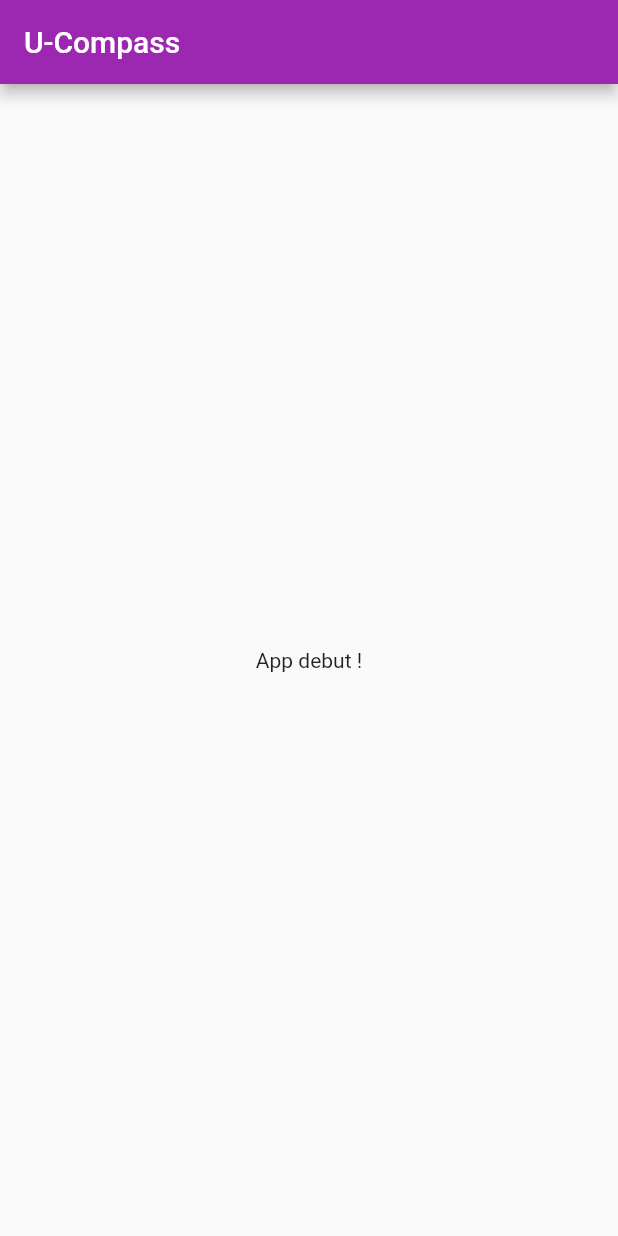
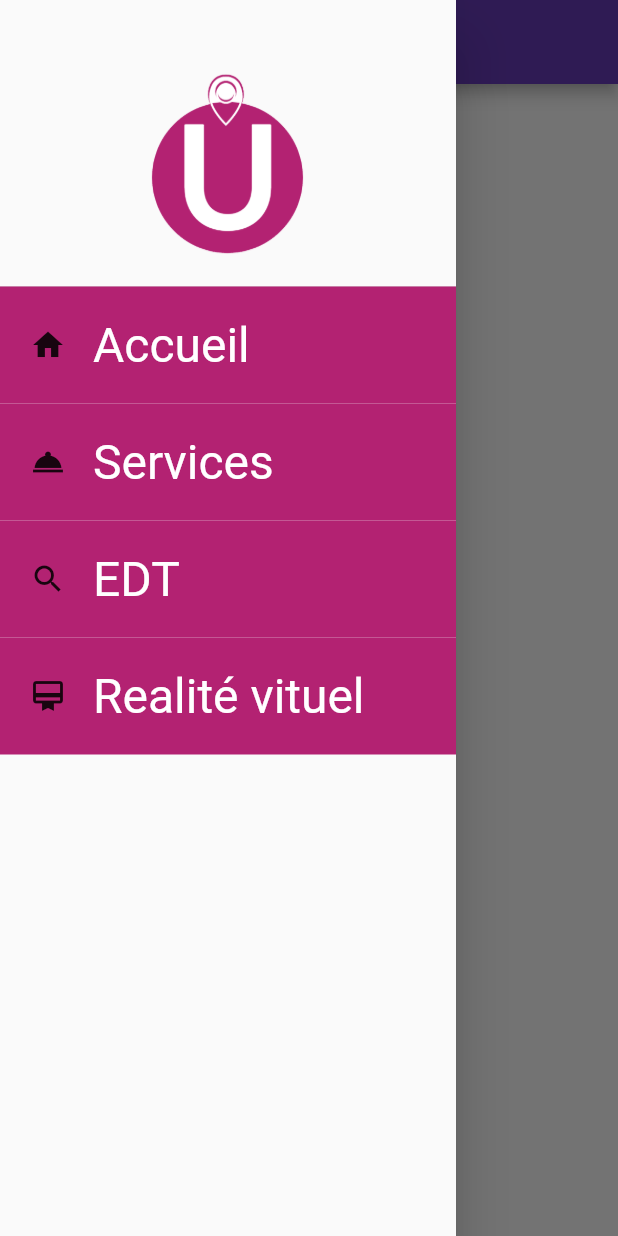
Before and after one commit to cherift/uCompass, a Flutter app: the screen it shows after launch, with the side drawer open (before the commit the screen has no drawer), on a phone screen of 412 x 824 dp. Run offline on Flutter 3.47's test engine with Material 2 defaults, Android fonts, the phone set to English and light mode, and no system bars.

Commit message:
ajout du menu de navigation

```diff
--- a/u_compass/lib/main.dart
+++ b/u_compass/lib/main.dart
@@ -19,7 +19,7 @@ class MyApp extends StatelessWidget {
         // or simply save your changes to "hot reload" in a Flutter IDE).
         // Notice that the counter didn't reset back to zero; the application
         // is not restarted.
-        primarySwatch: Colors.purple,
+        primarySwatch: Colors.deepPurple,
       ),
       routes: {
         MainScreen.routeName : (ctx)=> MainScreen()
--- a/u_compass/lib/screens/main_screen.dart
+++ b/u_compass/lib/screens/main_screen.dart
@@ -1,4 +1,5 @@
 import 'package:flutter/material.dart';
+import 'package:u_compass/widgets/drawer_menu.dart';
 
 
 
@@ -11,6 +12,7 @@ class MainScreen extends StatelessWidget {
       appBar: AppBar(
         title: Text("U-Compass"),
       ),
+      drawer: Menu(),
       body: Center(
         child: Text("App debut !"),
       ),
--- /dev/null
+++ b/u_compass/lib/widgets/drawer_menu.dart
@@ -0,0 +1,44 @@
+import 'package:flutter/material.dart';
+
+
+class Menu extends StatelessWidget {
+  @override
+  Widget build(BuildContext context) {
+    return Drawer(
+      child: ListView(
+        children: <Widget>[
+          DrawerHeader(
+            margin: EdgeInsets.only(top: 30),
+            child: Image(image: AssetImage('images/logo.png'),),
+            decoration: BoxDecoration(
+            ),
+          ),
+          itemMenu("Accueil",Icons.home),
+          itemMenu("Services",Icons.room_service),
+          itemMenu("EDT",Icons.search),
+          itemMenu("Realité vituel",Icons.card_membership),
+
+
+        ],
+      ),
+    );
+  }
+
+
+  Widget itemMenu(String title, IconData icon){
+    return Container(
+      padding: EdgeInsets.all(20),
+      color: Color.fromRGBO(179, 34, 114, 1),
+      child: Row(
+        mainAxisAlignment: MainAxisAlignment.start,
+        children: <Widget>[
+          Padding(
+            padding: const EdgeInsets.only(right:18.0),
+            child: Icon(icon),
+          ),
+          Text(title,style: TextStyle(color:Colors.white,fontSize: 32,fontWeight: FontWeight.w400),)
+        ],
+      ),
+    );
+  }
+}
--- a/u_compass/pubspec.yaml
+++ b/u_compass/pubspec.yaml
@@ -41,8 +41,8 @@ flutter:
   uses-material-design: true
 
   # To add assets to your application, add an assets section, like this:
-  # assets:
-  #  - images/a_dot_burr.jpeg
+  assets:
+    - images/logo.png
   #  - images/a_dot_ham.jpeg
 
   # An image asset can refer to one or more resolution-specific "variants", see
```
